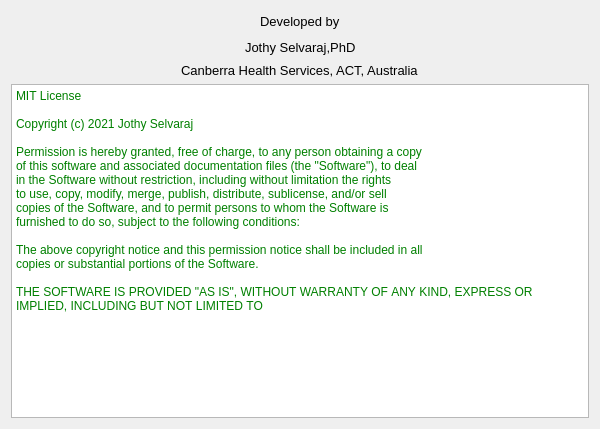
Jothy/KIMView, file aboutdialog.ui: the form before one commit.
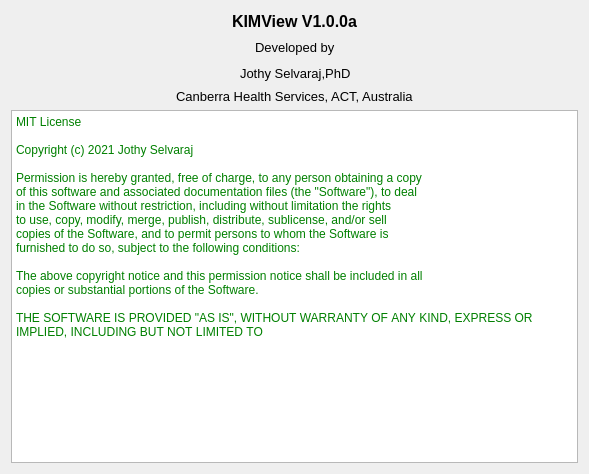
The form after the commit.

Commit message: AboutDlg updated to include version details

```diff
--- a/aboutdialog.ui
+++ b/aboutdialog.ui
@@ -6,8 +6,8 @@
    <rect>
     <x>0</x>
     <y>0</y>
-    <width>600</width>
-    <height>429</height>
+    <width>589</width>
+    <height>474</height>
    </rect>
   </property>
   <property name="minimumSize">
@@ -27,7 +27,53 @@
   </property>
   <layout class="QGridLayout" name="gridLayout">
    <item row="0" column="0">
+    <layout class="QVBoxLayout" name="verticalLayout_3">
+     <item>
     <layout class="QVBoxLayout" name="verticalLayout_2">
+       <item>
+        <layout class="QHBoxLayout" name="horizontalLayout_4">
+         <item>
+          <spacer name="horizontalSpacer_7">
+           <property name="orientation">
+            <enum>Qt::Horizontal</enum>
+           </property>
+           <property name="sizeHint" stdset="0">
+            <size>
+             <width>40</width>
+             <height>20</height>
+            </size>
+           </property>
+          </spacer>
+         </item>
+         <item>
+          <widget class="QLabel" name="label_4">
+           <property name="font">
+            <font>
+             <pointsize>12</pointsize>
+             <weight>75</weight>
+             <bold>true</bold>
+            </font>
+           </property>
+           <property name="text">
+            <string>KIMView V1.0.0a</string>
+           </property>
+          </widget>
+         </item>
+         <item>
+          <spacer name="horizontalSpacer_8">
+           <property name="orientation">
+            <enum>Qt::Horizontal</enum>
+           </property>
+           <property name="sizeHint" stdset="0">
+            <size>
+             <width>40</width>
+             <height>20</height>
+            </size>
+           </property>
+          </spacer>
+         </item>
+        </layout>
+       </item>
      <item>
       <layout class="QHBoxLayout" name="horizontalLayout_3">
        <item>
@@ -155,6 +201,8 @@
           </size>
          </property>
         </spacer>
+         </item>
+        </layout>
        </item>
       </layout>
      </item>
```
Lines whose indentation alone changed are shown as unchanged.
